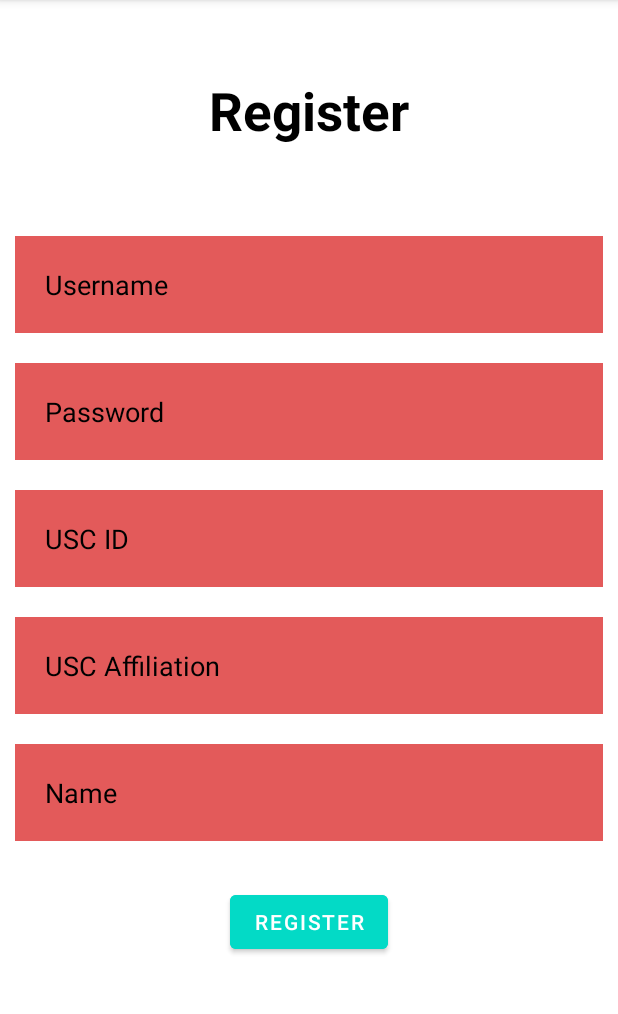
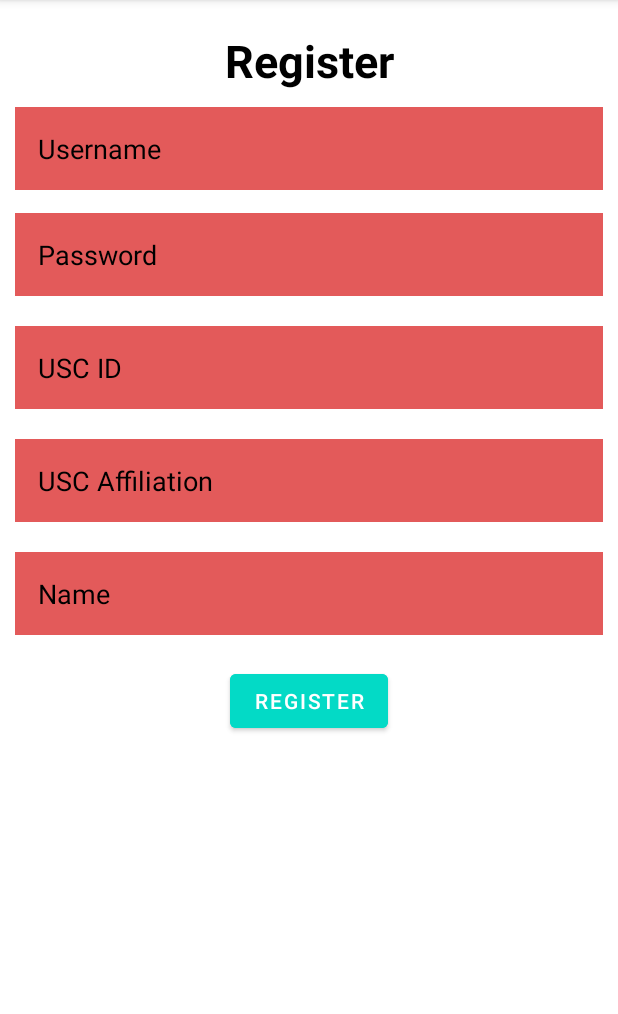
Before and after one commit to ijpark803/TakeASeat, an Android app: the fragment Register shown on its own in the app's theme, on a phone screen of 412 x 824 dp, the part 84-1098 px from its top. Run offline under Robolectric (Android 15) with nearby library versions, the phone set to English and light mode, and no system bars.

Commit message:
Connects to Register Page
-- Links login page to register page
-- Formatted Properly

```diff
--- a/app/src/main/java/com/example/takeaseat/MainActivity.java
+++ b/app/src/main/java/com/example/takeaseat/MainActivity.java
@@ -14,6 +14,8 @@ import com.google.firebase.auth.FirebaseAuth;
 
 public class MainActivity extends AppCompatActivity {
 
+    // first fragmentbtn is map button
+    // second fragmentbtn is profile button
     Button firstFragmentBtn, secondFragmentBtn;
 
     @Override
@@ -21,7 +23,7 @@ public class MainActivity extends AppCompatActivity {
         super.onCreate(savedInstanceState);
         setContentView(R.layout.activity_main);
 
-        // Create an instance of Fragment1
+        // Create an instance of Fragment1 which is our map view, display this on start
         Fragment fragment1 = new MapView();
 
         // Begin a fragment transaction
--- a/app/src/main/res/layout/activity_main.xml
+++ b/app/src/main/res/layout/activity_main.xml
@@ -9,7 +9,8 @@
     <FrameLayout
         android:id="@+id/frameLayout"
         android:layout_width="match_parent"
-        android:layout_height="600dp"/>
+        android:layout_height="600dp"
+        />
 
     <Button
         android:id="@+id/fragment1btn"
--- a/app/src/main/res/layout/fragment_register.xml
+++ b/app/src/main/res/layout/fragment_register.xml
@@ -6,29 +6,34 @@
     tools:context=".Register">
 
     <TextView
+        android:id="@+id/register"
         android:layout_width="match_parent"
-        android:id="@+id/register"
         android:layout_height="wrap_content"
+        android:layout_marginStart="50dp"
+        android:layout_marginTop="20dp"
+        android:layout_marginEnd="50dp"
+        android:layout_marginBottom="5dp"
+        android:gravity="center"
+
         android:text="Register"
         android:textColor="@color/black"
-        android:textSize="35dp"
-        android:textStyle="bold"
-        android:layout_margin="50dp"
-        android:gravity="center"
-
-        />
+        android:textSize="30dp"
+        android:textStyle="bold" />
 
     <EditText
         android:id="@+id/username"
-        android:layout_below="@+id/register"
         android:layout_width="match_parent"
         android:layout_height="wrap_content"
-        android:layout_margin="10dp"
+        android:layout_below="@+id/register"
+        android:layout_marginStart="10dp"
+        android:layout_marginTop="5dp"
+        android:layout_marginEnd="10dp"
+        android:layout_marginBottom="5dp"
         android:background="#e35a5a"
         android:hint="Username"
-        android:padding="20dp"
+        android:padding="15dp"
         android:textColor="@color/black"
-        android:textColorHint="@color/black"/>
+        android:textColorHint="@color/black" />
 
     <EditText
         android:id="@+id/password"
@@ -38,7 +43,7 @@
         android:layout_margin="10dp"
         android:background="#e35a5a"
         android:hint="Password"
-        android:padding="20dp"
+        android:padding="15dp"
         android:textColor="@color/black"
         android:textColorHint="@color/black"/>
 
@@ -50,21 +55,24 @@
         android:layout_margin="10dp"
         android:background="#e35a5a"
         android:hint="USC ID"
-        android:padding="20dp"
+        android:padding="15dp"
         android:textColor="@color/black"
         android:textColorHint="@color/black"/>
 
     <EditText
         android:id="@+id/affiliation"
-        android:layout_below="@+id/uscid"
         android:layout_width="match_parent"
         android:layout_height="wrap_content"
-        android:layout_margin="10dp"
+        android:layout_below="@+id/uscid"
+        android:layout_marginStart="10dp"
+        android:layout_marginTop="10dp"
+        android:layout_marginEnd="10dp"
+        android:layout_marginBottom="10dp"
         android:background="#e35a5a"
         android:hint="USC Affiliation"
-        android:padding="20dp"
+        android:padding="15dp"
         android:textColor="@color/black"
-        android:textColorHint="@color/black"/>
+        android:textColorHint="@color/black" />
 
     <EditText
         android:id="@+id/name"
@@ -74,19 +82,21 @@
         android:layout_margin="10dp"
         android:background="#e35a5a"
         android:hint="Name"
-        android:padding="20dp"
+        android:padding="15dp"
         android:textColor="@color/black"
         android:textColorHint="@color/black"/>
 
     <com.google.android.material.button.MaterialButton
+        android:id="@+id/registerbtn"
         android:layout_width="wrap_content"
         android:layout_height="wrap_content"
-        android:id="@+id/registerbtn"
         android:layout_below="@id/name"
-        android:text="REGISTER"
+        android:layout_centerHorizontal="true"
+        android:layout_margin="10dp"
+        android:layout_marginStart="20dp"
+        android:layout_marginTop="10dp"
+        android:layout_marginEnd="20dp"
         android:backgroundTint="@color/design_default_color_secondary"
-        android:layout_centerHorizontal="true"
-        android:layout_margin="20dp"
-        />
+        android:text="REGISTER" />
 
 </RelativeLayout>
```
Also changed, not shown: app/src/main/java/com/example/takeaseat/Login.java (+25 -2 lines), app/src/main/res/layout/fragment_login.xml (+9 -6 lines).
